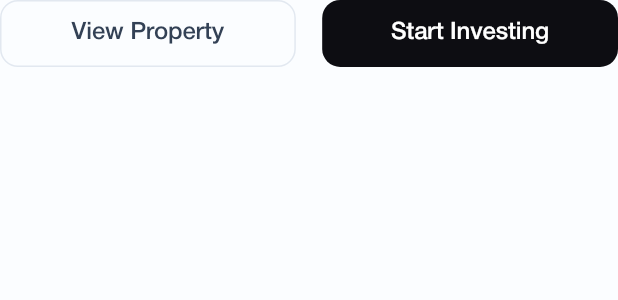
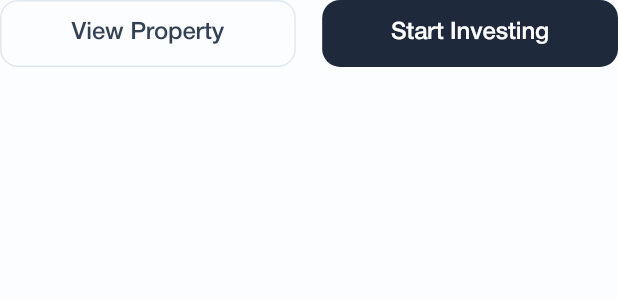
Before and after one commit to Dannny-Babs/Juniper, a Flutter app: the PropertyActionButtons widget shown alone on an empty page, opened directly, on a phone screen of 412 x 824 dp. Shown: the top 300 px of the screen. Run offline on Flutter 3.47's test engine with Material 3 defaults, Android fonts, the phone set to English and light mode, and no system bars; our stand-ins replace bloc, cached_network_image, chat_bubbles, dio, equatable, firebase_auth and 18 more; missing offline and left inert: enefty_icons; accounts and stored records are empty; network calls fail; project files that could hold a hidden picture were left out.

Commit message:
feat: Add new widgets for agent contact, inspection times, and rating review; update background color for action buttons

```diff
--- a/lib/features/property_details/presentation/widgets/property_action_buttons.dart
+++ b/lib/features/property_details/presentation/widgets/property_action_buttons.dart
@@ -40,7 +40,7 @@ class PropertyActionButtons extends StatelessWidget {
               text: 'Start Investing',
               variant: ButtonVariant.primary,
               size: ButtonSize.medium,
-              backgroundColor: AppColors.neutral900,
+              backgroundColor: AppColors.neutral800,
               onPressed: onContactPressed,
             ),
           ),
```
Also changed, not shown: lib/features/property_details/presentation/widgets/agent_contact_card.dart (added), lib/features/property_details/presentation/widgets/inspection_times_card.dart (added), lib/features/property_details/presentation/widgets/rating_review_card.dart (added).
